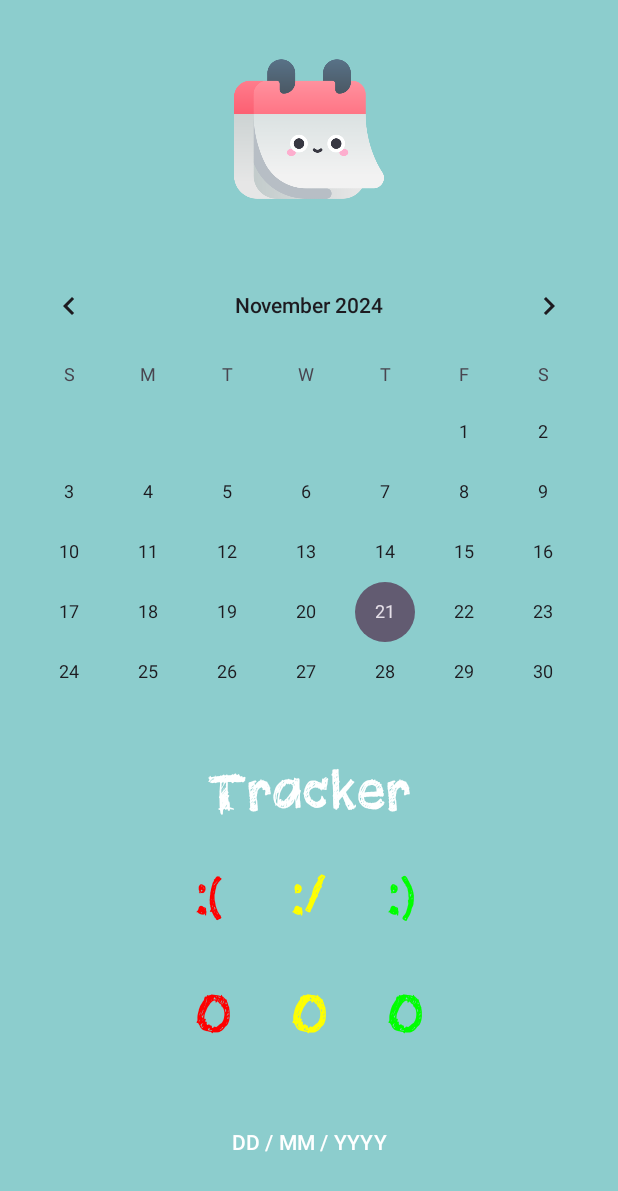
After one commit to Rickytovfer1/2DAM-PMDM-P1, an Android app: the layout activity_calendario.xml on its own in the app's theme, with its tools: preview values and no code run, on a phone screen of 412 x 824 dp. The commit adds this screen. Shown: the top 1191 px of the screen. Run offline under Robolectric (Android 15) with nearby library versions, the phone set to English and light mode, and no system bars.

Commit message:
3 pantallas

```diff
--- /dev/null
+++ b/2DAM-PMDM-P1/app/src/main/res/layout/activity_calendario.xml
@@ -0,0 +1,125 @@
+<?xml version="1.0" encoding="utf-8"?>
+<androidx.constraintlayout.widget.ConstraintLayout xmlns:android="http://schemas.android.com/apk/res/android"
+    xmlns:app="http://schemas.android.com/apk/res-auto"
+    xmlns:tools="http://schemas.android.com/tools"
+    android:id="@+id/main"
+    android:background="@color/primario"
+    android:layout_width="match_parent"
+    android:layout_height="match_parent"
+    tools:context=".MainActivity">
+
+    <ImageView
+        android:id="@+id/TextView"
+        android:layout_width="100dp"
+        android:layout_height="100dp"
+        android:src="@drawable/Calendario"
+        app:layout_constraintBottom_toBottomOf="parent"
+        app:layout_constraintEnd_toEndOf="parent"
+        app:layout_constraintStart_toStartOf="parent"
+        app:layout_constraintTop_toTopOf="parent"
+        app:layout_constraintVertical_bias="0.05"
+        app:layout_constraintHorizontal_bias="0.50"/>
+
+    <CalendarView
+        android:layout_width="match_parent"
+        android:layout_height="wrap_content"
+        android:src="@drawable/Notas"
+        app:layout_constraintBottom_toBottomOf="parent"
+        app:layout_constraintEnd_toEndOf="parent"
+        app:layout_constraintStart_toStartOf="parent"
+        app:layout_constraintTop_toTopOf="parent"
+        app:layout_constraintVertical_bias="0.35" />
+
+    <TextView
+        android:layout_width="wrap_content"
+        android:layout_height="wrap_content"
+        android:text="Tracker"
+        android:textSize="50dp"
+        android:textColor="@color/blanco"
+        android:fontFamily="@font/fuenteTitulo"
+        app:layout_constraintBottom_toBottomOf="parent"
+        app:layout_constraintEnd_toEndOf="parent"
+        app:layout_constraintStart_toStartOf="parent"
+        app:layout_constraintTop_toTopOf="parent"
+        app:layout_constraintVertical_bias="0.65" />
+
+    <TableLayout
+        android:id="@+id/table_layout"
+        android:layout_width="wrap_content"
+        android:layout_height="wrap_content"
+        app:layout_constraintBottom_toBottomOf="parent"
+        app:layout_constraintEnd_toEndOf="parent"
+        app:layout_constraintStart_toStartOf="parent"
+        app:layout_constraintTop_toBottomOf="@id/TextView"
+        app:layout_constraintVertical_bias="0.8">
+
+        <TableRow
+            android:gravity="center">
+            <TextView
+                android:layout_width="wrap_content"
+                android:layout_height="wrap_content"
+                android:text=":("
+                android:textSize="50dp"
+                android:textColor="#ff0000"
+                android:fontFamily="@font/fuenteTitulo"
+                android:padding="20dp" />
+            <TextView
+                android:layout_width="wrap_content"
+                android:layout_height="wrap_content"
+                android:text=":/"
+                android:textSize="50dp"
+                android:textColor="#ffff00"
+                android:fontFamily="@font/fuenteTitulo"
+                android:padding="20dp" />
+            <TextView
+                android:layout_width="wrap_content"
+                android:layout_height="wrap_content"
+                android:text=":)"
+                android:textSize="50dp"
+                android:textColor="#00ff00"
+                android:fontFamily="@font/fuenteTitulo"
+                android:padding="20dp" />
+        </TableRow>
+
+        <TableRow
+            android:gravity="center">
+            <TextView
+                android:layout_width="wrap_content"
+                android:layout_height="wrap_content"
+                android:text="0"
+                android:textSize="50dp"
+                android:textColor="#ff0000"
+                android:fontFamily="@font/fuenteTitulo"
+                android:padding="20dp" />
+            <TextView
+                android:layout_width="wrap_content"
+                android:layout_height="wrap_content"
+                android:text="0"
+                android:textSize="50dp"
+                android:textColor="#ffff00"
+                android:fontFamily="@font/fuenteTitulo"
+                android:padding="20dp" />
+            <TextView
+                android:layout_width="wrap_content"
+                android:layout_height="wrap_content"
+                android:text="0"
+                android:textSize="50dp"
+                android:textColor="#00ff00"
+                android:fontFamily="@font/fuenteTitulo"
+                android:padding="20dp" />
+        </TableRow>
+    </TableLayout>
+
+    <Button
+        android:layout_width="250dp"
+        android:layout_height="wrap_content"
+        android:backgroundTint="@android:color/transparent"
+        android:hint="DD / MM / YYYY"
+        android:textColorHint="@color/blanco"
+        app:layout_constraintBottom_toBottomOf="parent"
+        app:layout_constraintEnd_toEndOf="parent"
+        app:layout_constraintStart_toStartOf="parent"
+        app:layout_constraintTop_toTopOf="parent"
+        app:layout_constraintVertical_bias="0.95"></Button>
+
+</androidx.constraintlayout.widget.ConstraintLayout>
--- a/2DAM-PMDM-P1/app/src/main/res/values/colors.xml
+++ b/2DAM-PMDM-P1/app/src/main/res/values/colors.xml
@@ -1,5 +1,6 @@
 <?xml version="1.0" encoding="utf-8"?>
 <resources>
-    <color name="black">#FF000000</color>
-    <color name="white">#FFFFFFFF</color>
+    <color name="primario">#8ccdcd</color>
+    <color name="secundario">#3159B4</color>
+    <color name="blanco">#ffffff</color>
 </resources>
```
Also changed, not shown: 2DAM-PMDM-P1/app/src/main/res/layout/activity_ajustes.xml (added, +124 -0 lines), 2DAM-PMDM-P1/app/src/main/res/layout/activity_nota.xml (added, +59 -0 lines), 2DAM-PMDM-P1/app/src/main/res/drawable/Ajustes.png (added), 2DAM-PMDM-P1/app/src/main/res/drawable/Calendario.png (added), 2DAM-PMDM-P1/app/src/main/res/drawable/Lapicero.png (added), 2DAM-PMDM-P1/app/src/main/res/drawable/Mood Bien.png (added), 2DAM-PMDM-P1/app/src/main/res/drawable/Mood Mal.png (added), 2DAM-PMDM-P1/app/src/main/res/drawable/Mood Regular.png (added), 2DAM-PMDM-P1/app/src/main/res/drawable/Notas.png (added), 2DAM-PMDM-P1/app/src/main/res/font/fuenteTitulo.ttf (added).
